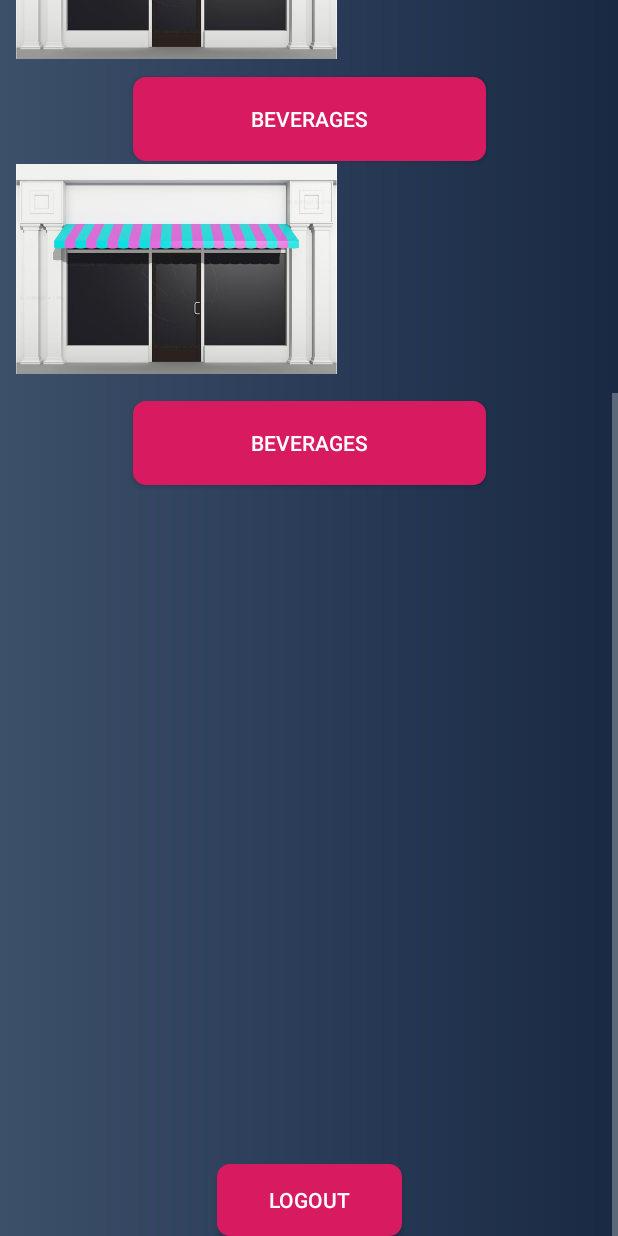
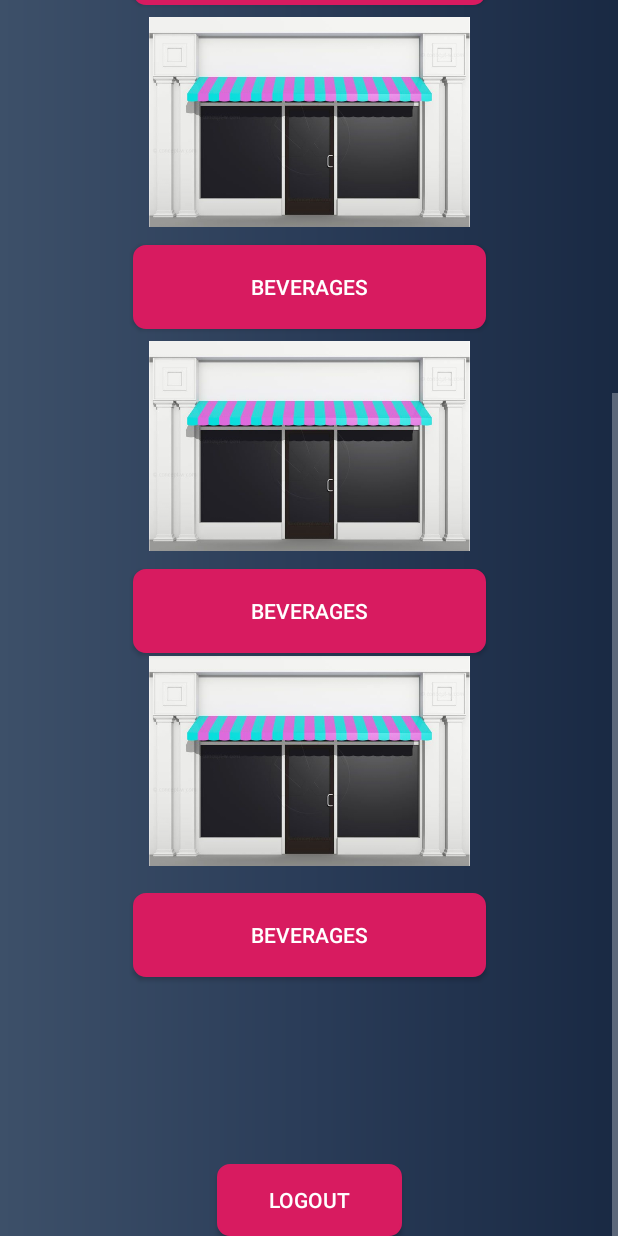
Before and after one commit to CrowMcM/projectTeam, an Android app: the ProfileActivity screen opened directly, with no data from a screen before it, scrolled down 384 dp, on a phone screen of 412 x 824 dp. Run offline under Robolectric (Android 15) with nearby library versions, the phone set to English and light mode, and no system bars; our stand-ins replace Firebase (no records; nobody signed in at launch, a user with empty details on screens opened directly).

Commit message:
fixed vendor page layout

```diff
--- a/app/src/main/res/layout/activity_profile.xml
+++ b/app/src/main/res/layout/activity_profile.xml
@@ -57,13 +57,14 @@
                 android:layout_height="59dp"
                 android:layout_marginStart="65dp"
                 android:layout_marginLeft="65dp"
+                android:layout_marginTop="170dp"
                 android:layout_marginEnd="65dp"
                 android:layout_marginRight="65dp"
                 android:background="@drawable/mybutton"
                 android:text="BEVERAGES"
                 app:layout_constraintEnd_toEndOf="parent"
                 app:layout_constraintStart_toStartOf="parent"
-                tools:layout_editor_absoluteY="335dp" />
+                app:layout_constraintTop_toBottomOf="@+id/logoVendor" />
 
             <Button
                 android:id="@+id/beverageBTN3"
@@ -96,28 +97,35 @@
                 app:layout_constraintTop_toTopOf="parent" />
 
             <ImageView
-                android:id="@+id/imageView5"
+                android:id="@+id/logoVendor"
                 android:layout_width="100dp"
                 android:layout_height="150dp"
+                android:layout_gravity="center_horizontal"
                 android:layout_marginStart="8dp"
                 android:layout_marginLeft="8dp"
+                android:layout_marginTop="8dp"
                 android:layout_marginEnd="8dp"
                 android:layout_marginRight="8dp"
-                android:layout_gravity="center_horizontal"
+                android:contentDescription="LogoVendor"
                 app:layout_constraintEnd_toEndOf="parent"
                 app:layout_constraintStart_toStartOf="parent"
-                app:srcCompat="@drawable/logoapp"
-                tools:layout_editor_absoluteY="16dp" />
+                app:layout_constraintTop_toTopOf="parent"
+                app:srcCompat="@drawable/logoapp" />
 
             <ImageView
                 android:id="@+id/bevtem1"
                 android:layout_width="235dp"
                 android:layout_height="140dp"
                 android:layout_gravity="center_horizontal"
-                android:layout_marginBottom="16dp"
+                android:layout_marginStart="65dp"
+                android:layout_marginLeft="65dp"
+                android:layout_marginEnd="65dp"
+                android:layout_marginRight="65dp"
+                android:layout_marginBottom="8dp"
                 app:layout_constraintBottom_toTopOf="@+id/beverageBTN2"
-                app:srcCompat="@drawable/storefront"
-                tools:layout_editor_absoluteX="88dp" />
+                app:layout_constraintEnd_toEndOf="parent"
+                app:layout_constraintStart_toStartOf="parent"
+                app:srcCompat="@drawable/storefront" />
 
             <ImageView
                 android:id="@+id/bevtem2"
@@ -139,22 +147,32 @@
                 android:layout_width="235dp"
                 android:layout_height="140dp"
                 android:layout_gravity="center_horizontal"
+                android:layout_marginStart="65dp"
+                android:layout_marginLeft="65dp"
                 android:layout_marginTop="8dp"
+                android:layout_marginEnd="65dp"
+                android:layout_marginRight="65dp"
                 android:contentDescription="vendor template no 3"
+                app:layout_constraintEnd_toEndOf="parent"
+                app:layout_constraintStart_toStartOf="parent"
                 app:layout_constraintTop_toBottomOf="@+id/beverageBTN3"
-                app:srcCompat="@drawable/storefront"
-                tools:layout_editor_absoluteX="88dp" />
+                app:srcCompat="@drawable/storefront" />
 
             <ImageView
                 android:id="@+id/imageView13"
                 android:layout_width="235dp"
                 android:layout_height="140dp"
+                android:layout_marginStart="65dp"
+                android:layout_marginLeft="65dp"
+                android:layout_marginEnd="65dp"
+                android:layout_marginRight="65dp"
                 android:layout_marginBottom="8dp"
                 app:layout_constraintBottom_toTopOf="@+id/beverageBTN1"
+                app:layout_constraintEnd_toEndOf="parent"
+                app:layout_constraintStart_toStartOf="parent"
                 app:layout_constraintTop_toBottomOf="@+id/beverageBTN"
                 app:layout_constraintVertical_bias="0.174"
-                app:srcCompat="@drawable/storefront"
-                tools:layout_editor_absoluteX="88dp" />
+                app:srcCompat="@drawable/storefront" />
 
         </android.support.constraint.ConstraintLayout>
     </ScrollView>
```
